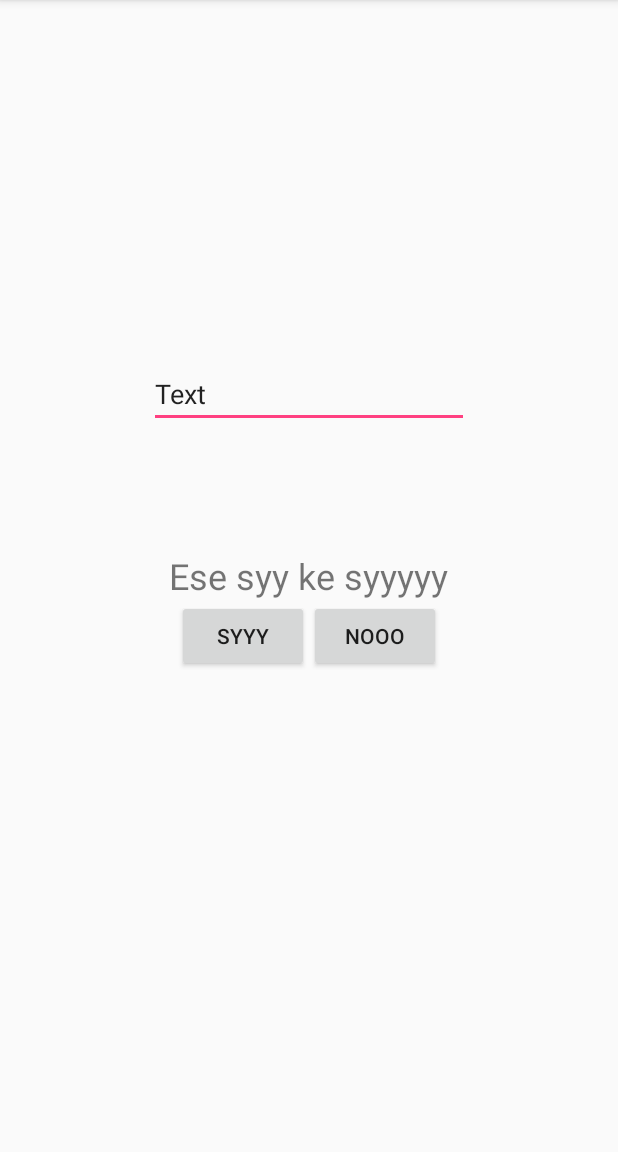
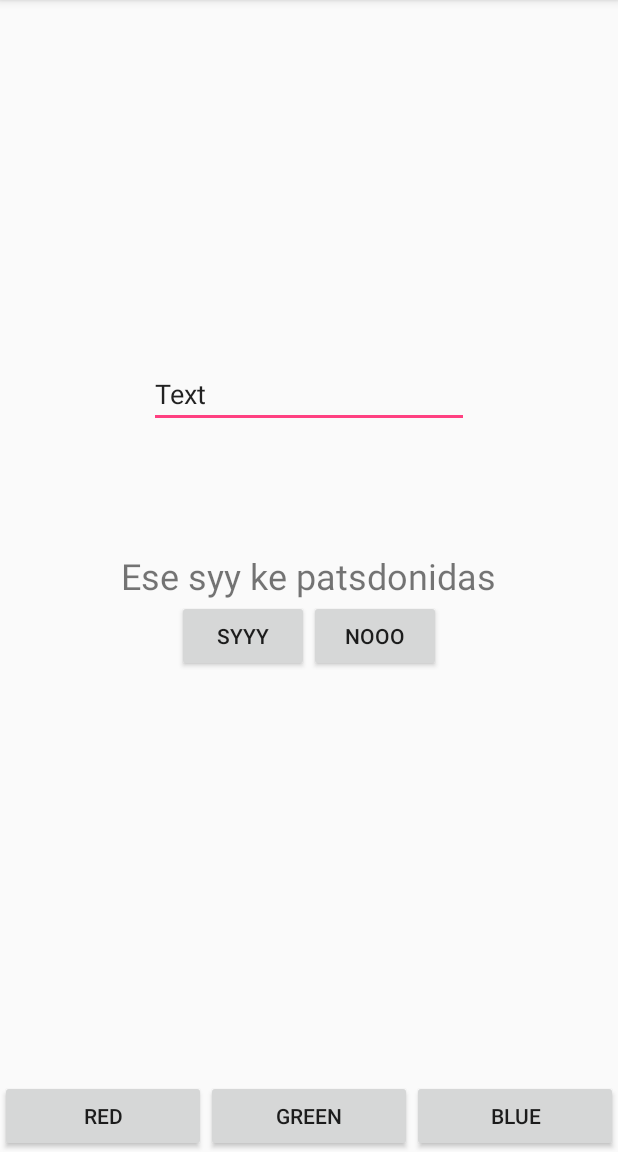
Before and after one commit to Jendoliver/DAM2AndroidStudioProjects, an Android app: the screen it shows after launch (MainActivity), after a tap on "SYYY", on a phone screen of 412 x 824 dp, the part 84-1236 px from its top. Run offline under Robolectric (Android 15) with nearby library versions, the phone set to English and light mode, and no system bars.

Commit message:
Background color buttons

```diff
--- a/FirstASApp/app/src/main/java/com/apporelbotna/firstasapp/MainActivity.java
+++ b/FirstASApp/app/src/main/java/com/apporelbotna/firstasapp/MainActivity.java
@@ -1,28 +1,32 @@
 package com.apporelbotna.firstasapp;
 
+import android.graphics.Color;
 import android.support.v7.app.AppCompatActivity;
 import android.os.Bundle;
 import android.view.View;
 import android.widget.Button;
 import android.widget.EditText;
+import android.widget.RelativeLayout;
 import android.widget.TextView;
 
 public class MainActivity extends AppCompatActivity {
 
     TextView textView;
+    RelativeLayout mainBackground;
 
     @Override
     protected void onCreate(Bundle savedInstanceState) {
         super.onCreate(savedInstanceState);
         setContentView(R.layout.activity_main);
         textView = (TextView) findViewById(R.id.tv_olga);
+        mainBackground = (RelativeLayout) findViewById(R.id.mainBackground);
 
         // Events
         Button syy = (Button) findViewById(R.id.btn1);
         syy.setOnClickListener(new View.OnClickListener() {
             @Override
             public void onClick(View view) {
-                textView.setText("Ese syy ke syyyyy");
+                textView.setText("Ese syy ke patsdonidas");
             }
         });
 
@@ -34,5 +38,29 @@ public class MainActivity extends AppCompatActivity {
                 textView.setText(textInput.getText());
             }
         });
+
+        Button btnRed = (Button) findViewById(R.id.btnRed);
+        btnRed.setOnClickListener(new View.OnClickListener() {
+            @Override
+            public void onClick(View view) {
+                mainBackground.setBackgroundColor(Color.RED);
+            }
+        });
+
+        Button btnGreen = (Button) findViewById(R.id.btnGreen);
+        btnGreen.setOnClickListener(new View.OnClickListener() {
+            @Override
+            public void onClick(View view) {
+                mainBackground.setBackgroundColor(Color.GREEN);
+            }
+        });
+
+        Button btnBlue = (Button) findViewById(R.id.btnBlue);
+        btnBlue.setOnClickListener(new View.OnClickListener() {
+            @Override
+            public void onClick(View view) {
+                mainBackground.setBackgroundColor(Color.BLUE);
+            }
+        });
     }
 }
--- a/FirstASApp/app/src/main/res/layout/activity_main.xml
+++ b/FirstASApp/app/src/main/res/layout/activity_main.xml
@@ -1,8 +1,8 @@
 <?xml version="1.0" encoding="utf-8"?>
-<RelativeLayout
-    xmlns:android="http://schemas.android.com/apk/res/android"
+<RelativeLayout xmlns:android="http://schemas.android.com/apk/res/android"
+    xmlns:app="http://schemas.android.com/apk/res-auto"
     xmlns:tools="http://schemas.android.com/tools"
-    xmlns:app="http://schemas.android.com/apk/res-auto"
+    android:id="@+id/mainBackground"
     android:layout_width="match_parent"
     android:layout_height="match_parent"
     tools:context="com.apporelbotna.firstasapp.MainActivity">
@@ -11,32 +11,32 @@
         android:id="@+id/tv_olga"
         android:layout_width="wrap_content"
         android:layout_height="wrap_content"
+        android:layout_centerHorizontal="true"
+        android:layout_centerVertical="true"
         android:gravity="center_horizontal"
         android:text="0lg@@@"
-        android:textSize="24sp"
-        android:layout_centerVertical="true"
-        android:layout_centerHorizontal="true"/>
+        android:textSize="24sp" />
 
     <LinearLayout
         android:layout_width="wrap_content"
         android:layout_height="wrap_content"
-        android:orientation="horizontal"
         android:layout_below="@+id/tv_olga"
-        android:layout_centerHorizontal="true">
+        android:layout_centerHorizontal="true"
+        android:orientation="horizontal">
 
         <Button
             android:id="@+id/btn1"
             android:layout_width="wrap_content"
             android:layout_height="wrap_content"
             android:layout_weight="1"
-            android:text="syyy"/>
+            android:text="syyy" />
 
         <Button
             android:id="@+id/btn2"
             android:layout_width="wrap_content"
             android:layout_height="wrap_content"
             android:layout_weight="1"
-            android:text="nooo"/>
+            android:text="nooo" />
 
     </LinearLayout>
 
@@ -49,6 +49,37 @@
         android:layout_marginBottom="82dp"
         android:ems="10"
         android:inputType="textPersonName"
-        android:text="Text"/>
+        android:text="Text" />
+
+    <LinearLayout
+        android:id="@+id/linearLayout"
+        android:layout_width="wrap_content"
+        android:layout_height="wrap_content"
+        android:layout_alignParentBottom="true"
+        android:layout_alignParentEnd="true"
+        android:layout_alignParentStart="true"
+        android:orientation="horizontal">
+
+        <Button
+            android:id="@+id/btnRed"
+            android:layout_width="wrap_content"
+            android:layout_height="wrap_content"
+            android:layout_weight="1"
+            android:text="red" />
+
+        <Button
+            android:id="@+id/btnGreen"
+            android:layout_width="wrap_content"
+            android:layout_height="wrap_content"
+            android:layout_weight="1"
+            android:text="Green" />
+
+        <Button
+            android:id="@+id/btnBlue"
+            android:layout_width="wrap_content"
+            android:layout_height="wrap_content"
+            android:layout_weight="1"
+            android:text="Blue" />
+    </LinearLayout>
 
 </RelativeLayout>
```
